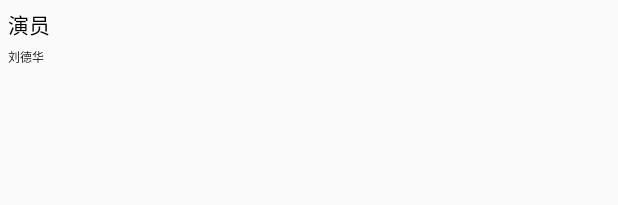
After one commit to LiuXi0314/KM, an Android app: the layout item_music_list.xml on its own in the app's theme, with its tools: preview values and no code run, on a phone screen of 412 x 824 dp. The commit adds this screen. Shown: the top 205 px of the screen. Run offline under Robolectric (Android 15) with nearby library versions, the phone set to English and light mode, and no system bars.

Commit message:
modify ui

```diff
--- a/player/build.gradle
+++ b/player/build.gradle
@@ -22,7 +22,7 @@ android {
 }
 
 dependencies {
-    compile fileTree(dir: 'libs', include: ['*.jar'])
+    compile fileTree(include: ['*.jar'], dir: 'libs')
     androidTestCompile('com.android.support.test.espresso:espresso-core:2.2.2', {
         exclude group: 'com.android.support', module: 'support-annotations'
     })
@@ -31,7 +31,9 @@ dependencies {
     compile 'com.android.support:support-v4:26.+'
     compile 'com.facebook.fresco:fresco:1.5.0'
     testCompile 'junit:junit:4.12'
+    compile 'com.android.support:recyclerview-v7:26.0.0-alpha1'
     compile "org.jetbrains.kotlin:kotlin-stdlib-jre7:$kotlin_version"
+
 }
 repositories {
     mavenCentral()
--- a/player/src/main/res/layout/activity_main.xml
+++ b/player/src/main/res/layout/activity_main.xml
@@ -76,6 +76,18 @@
         </LinearLayout>
 
 
+        <android.support.v4.widget.SwipeRefreshLayout
+            android:id="@+id/swipeRefreshLayout"
+            android:layout_width="match_parent"
+            android:layout_height="match_parent">
+
+            <android.support.v7.widget.RecyclerView
+                android:id="@+id/recyclerView"
+                android:layout_width="match_parent"
+                android:layout_height="wrap_content"/>
+
+        </android.support.v4.widget.SwipeRefreshLayout>
+
         <android.support.v7.widget.AppCompatTextView
             android:id="@+id/emptyText"
             style="@style/TextStyle.Common"
--- /dev/null
+++ b/player/src/main/res/layout/item_music_list.xml
@@ -0,0 +1,48 @@
+<?xml version="1.0" encoding="utf-8"?>
+<LinearLayout xmlns:android="http://schemas.android.com/apk/res/android"
+              android:layout_width="match_parent"
+              android:layout_height="match_parent"
+              android:orientation="horizontal">
+
+    <TextView
+        android:id="@+id/itemNo"
+
+        android:layout_width="wrap_content"
+        android:layout_height="wrap_content"/>
+
+    <LinearLayout
+        android:layout_width="0dp"
+        android:layout_height="wrap_content"
+        android:layout_weight="1"
+        android:orientation="vertical"
+        android:padding="@dimen/small">
+
+        <TextView
+            android:id="@+id/songName"
+            style="@style/TextStyle.Common"
+            android:layout_width="match_parent"
+            android:layout_height="wrap_content"
+            android:layout_weight="1"
+            android:text="演员"
+            />
+
+        <TextView
+            android:id="@+id/singer"
+            style="@style/TextStyle.Small.Super"
+            android:layout_width="match_parent"
+            android:layout_height="wrap_content"
+            android:layout_marginTop="@dimen/small"
+            android:layout_weight="1"
+            android:text="刘德华"
+            />
+
+
+    </LinearLayout>
+
+    <ImageView
+        android:id="@+id/itemEdit"
+        android:layout_width="wrap_content"
+        android:layout_height="wrap_content"/>
+
+
+</LinearLayout>
```
